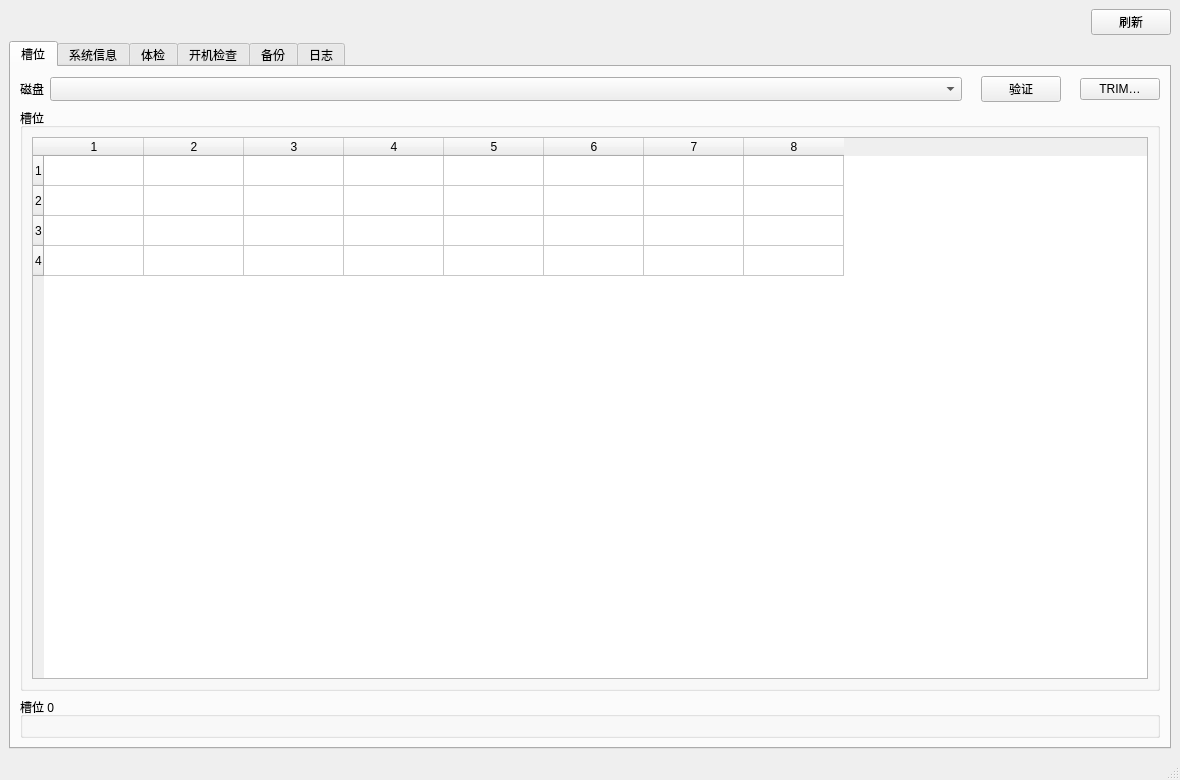
Fosvcat/Luks-Assistant, file gui/src/mainwindow.ui: the form before one commit.
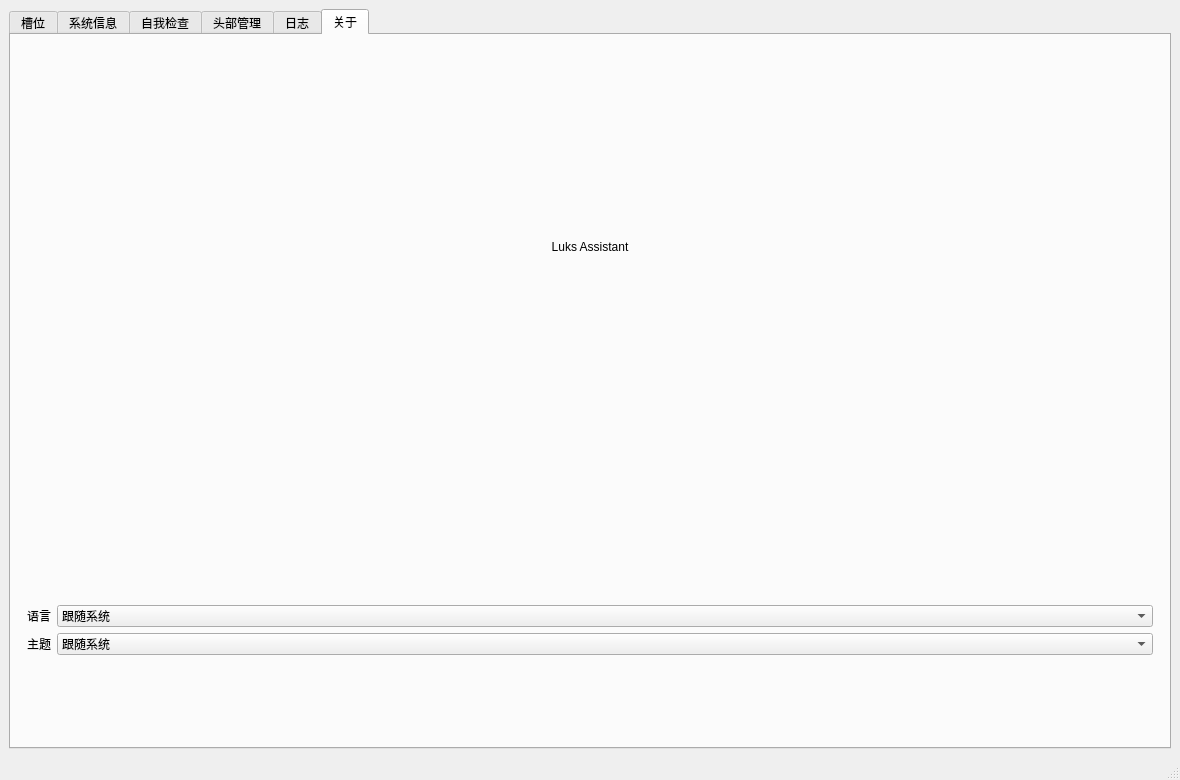
The form after the commit. The open tabs and pages were chosen to show the change.

Commit message: English interface and logs; header management and self-check pages

Diff of the .ui file:
```diff
--- a/gui/src/mainwindow.ui
+++ b/gui/src/mainwindow.ui
@@ -10,23 +10,6 @@
   </property>
   <widget class="QWidget" name="centralWidget">
    <layout class="QVBoxLayout" name="centralLayout">
-    <item>
-     <layout class="QHBoxLayout" name="headerLayout">
-      <item>
-       <widget class="QLabel" name="summaryLabel">
-        <property name="text"><string/></property>
-        <property name="sizePolicy">
-         <sizepolicy hsizetype="Ignored" vsizetype="Preferred"><horstretch>1</horstretch><verstretch>0</verstretch></sizepolicy>
-        </property>
-       </widget>
-      </item>
-      <item>
-       <widget class="QPushButton" name="refreshButton">
-        <property name="text"><string>刷新</string></property>
-       </widget>
-      </item>
-     </layout>
-    </item>
     <item>
      <widget class="QTabWidget" name="tabs">
       <property name="currentIndex"><number>0</number></property>
@@ -137,29 +120,28 @@
        </layout>
       </widget>
 
-      <widget class="QWidget" name="healthTab">
-       <attribute name="title"><string>体检</string></attribute>
-       <layout class="QVBoxLayout" name="healthLayout">
-        <item><widget class="QTreeWidget" name="issueTree"><property name="columnCount"><number>3</number></property></widget></item>
+      <widget class="QWidget" name="checkTab">
+       <attribute name="title"><string>自我检查</string></attribute>
+       <layout class="QHBoxLayout" name="checkLayout" stretch="1,1">
         <item>
          <layout class="QHBoxLayout" name="healthButtons">
           <item><spacer name="healthSpacer"><property name="orientation"><enum>Qt::Horizontal</enum></property></spacer></item>
           <item><widget class="QPushButton" name="fixButton"><property name="text"><string>修复…</string></property></widget></item>
          </layout>
         </item>
-       </layout>
-      </widget>
-
-      <widget class="QWidget" name="bootTab">
-       <attribute name="title"><string>开机检查</string></attribute>
-       <layout class="QVBoxLayout" name="bootLayout">
-        <item><widget class="QLabel" name="bootLabel"><property name="text"><string>开机时 TPM2/FIDO2 自动解锁是否可用</string></property></widget></item>
-        <item><widget class="QTreeWidget" name="bootTree"><property name="columnCount"><number>3</number></property></widget></item>
+        <item>
+         <widget class="QGroupBox" name="bootGroup">
+          <property name="title"><string>硬件解锁可用性</string></property>
+          <layout class="QVBoxLayout" name="bootGroupLayout">
+           <item><widget class="QTreeWidget" name="bootTree"><property name="columnCount"><number>3</number></property></widget></item>
+          </layout>
+         </widget>
+        </item>
        </layout>
       </widget>
 
       <widget class="QWidget" name="backupTab">
-       <attribute name="title"><string>备份</string></attribute>
+       <attribute name="title"><string>头部管理</string></attribute>
        <layout class="QVBoxLayout" name="backupLayout">
         <item>
          <layout class="QHBoxLayout" name="backupDirLayout">
@@ -185,6 +167,51 @@
        <attribute name="title"><string>日志</string></attribute>
        <layout class="QVBoxLayout" name="logLayout">
         <item><widget class="QPlainTextEdit" name="logView"><property name="readOnly"><bool>true</bool></property></widget></item>
+        <item>
+         <layout class="QHBoxLayout" name="logButtons">
+          <item><spacer name="logSpacer"><property name="orientation"><enum>Qt::Horizontal</enum></property></spacer></item>
+          <item><widget class="QPushButton" name="exportButton"><property name="text"><string>导出…</string></property></widget></item>
+         </layout>
+        </item>
+       </layout>
+      </widget>
+
+      <widget class="QWidget" name="aboutTab">
+       <attribute name="title"><string>关于</string></attribute>
+       <layout class="QVBoxLayout" name="aboutLayout">
+        <item><spacer name="aboutTop"><property name="orientation"><enum>Qt::Vertical</enum></property></spacer></item>
+        <item><widget class="QLabel" name="appIcon"><property name="alignment"><set>Qt::AlignCenter</set></property></widget></item>
+        <item><widget class="QLabel" name="appName"><property name="text"><string notr="true">Luks Assistant</string></property><property name="alignment"><set>Qt::AlignCenter</set></property></widget></item>
+        <item><widget class="QLabel" name="appVersion"><property name="alignment"><set>Qt::AlignCenter</set></property></widget></item>
+        <item><widget class="QLabel" name="appLink"><property name="alignment"><set>Qt::AlignCenter</set></property><property name="openExternalLinks"><bool>true</bool></property><property name="textFormat"><enum>Qt::RichText</enum></property></widget></item>
+        <item><spacer name="aboutGap"><property name="orientation"><enum>Qt::Vertical</enum></property><property name="sizeType"><enum>QSizePolicy::Fixed</enum></property><property name="sizeHint" stdset="0"><size><width>0</width><height>24</height></size></property></spacer></item>
+        <item>
+         <layout class="QHBoxLayout" name="settingsRow">
+          <item><spacer name="settingsLeft"><property name="orientation"><enum>Qt::Horizontal</enum></property></spacer></item>
+          <item>
+           <layout class="QFormLayout" name="settingsForm">
+            <item row="0" column="0"><widget class="QLabel" name="languageLabel"><property name="text"><string>语言</string></property><property name="buddy"><cstring>languageCombo</cstring></property></widget></item>
+            <item row="0" column="1">
+             <widget class="QComboBox" name="languageCombo">
+              <item><property name="text"><string>跟随系统</string></property></item>
+              <item><property name="text"><string notr="true">English</string></property></item>
+              <item><property name="text"><string notr="true">简体中文</string></property></item>
+             </widget>
+            </item>
+            <item row="1" column="0"><widget class="QLabel" name="themeLabel"><property name="text"><string>主题</string></property><property name="buddy"><cstring>themeCombo</cstring></property></widget></item>
+            <item row="1" column="1">
+             <widget class="QComboBox" name="themeCombo">
+              <item><property name="text"><string>跟随系统</string></property></item>
+              <item><property name="text"><string>亮色</string></property></item>
+              <item><property name="text"><string>暗色</string></property></item>
+             </widget>
+            </item>
+           </layout>
+          </item>
+          <item><spacer name="settingsRight"><property name="orientation"><enum>Qt::Horizontal</enum></property></spacer></item>
+         </layout>
+        </item>
+        <item><spacer name="aboutBottom"><property name="orientation"><enum>Qt::Vertical</enum></property></spacer></item>
        </layout>
       </widget>
      </widget>
```
Left out of the diff: 18 changed lines with no effect on the pictures. The commit also changes 46 other files.
